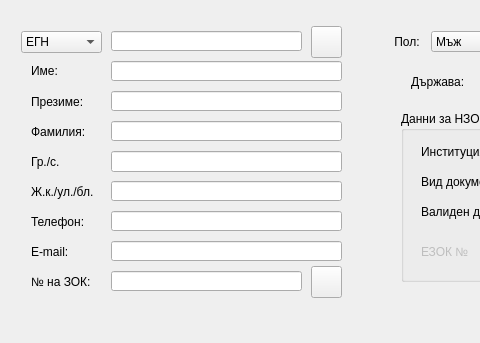
First picture: the form in src/View/Widgets/PatientFormDialog.ui, repository thefinalcutbg/DinoDent, before the edit; both pictures show x 0 to 480 and y 0 to 343 of the 749 by 343 pixel window.
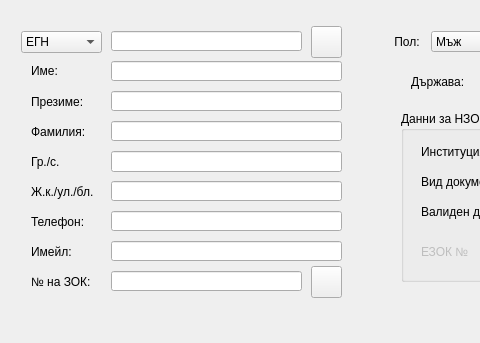
Second picture: the form after the edit. Custom widgets are drawn as their Qt base class.

```diff
--- a/src/View/Widgets/PatientFormDialog.ui
+++ b/src/View/Widgets/PatientFormDialog.ui
@@ -677,7 +677,7 @@
        </rect>
       </property>
       <property name="text">
-       <string>E-mail:</string>
+       <string>Имейл:</string>
       </property>
      </widget>
     </widget>
```
Left out of the diff: 6 changed lines with no effect on the pictures.
